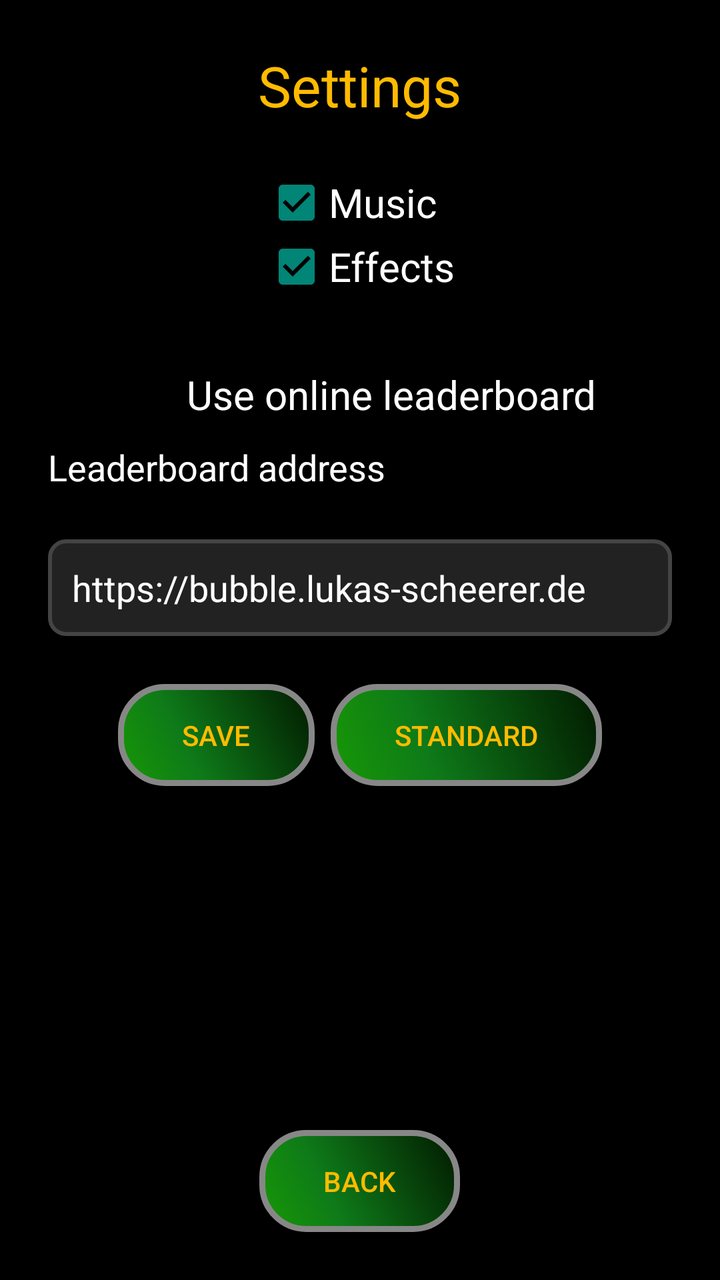
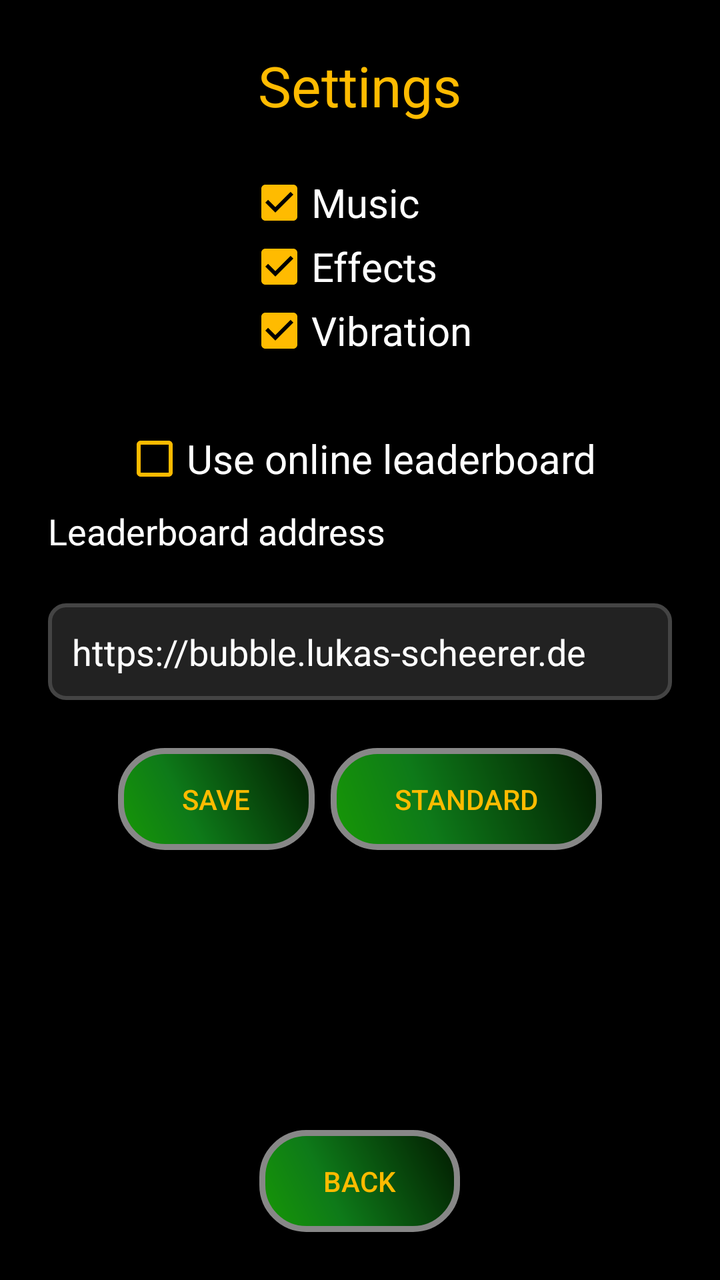

Compare the two renders of this Android layout. The source of the first and the diff that turns it into the second are given below.
<!-- AndroidManifest.xml: application theme AppTheme -->
<!-- res/layout/settings.xml -->
<ScrollView xmlns:android="http://schemas.android.com/apk/res/android"
        android:layout_width="match_parent"
        android:layout_height="match_parent"
        android:fillViewport="true">

    <LinearLayout
            android:layout_width="match_parent"
            android:layout_height="wrap_content"
            android:gravity="center_horizontal"
            android:orientation="vertical"
            android:padding="24dp">

        <TextView
                android:id="@+id/settings_title"
                android:layout_width="wrap_content"
                android:layout_height="wrap_content"
                android:layout_marginBottom="24dp"
                android:text="@string/action_settings"
                android:textColor="@color/gold"
                android:textSize="28sp" />

        <LinearLayout
                android:layout_width="wrap_content"
                android:layout_height="wrap_content"
                android:layout_marginBottom="24dp"
                android:orientation="vertical">

            <CheckBox
                    android:id="@+id/music_box"
                    android:layout_width="wrap_content"
                    android:layout_height="wrap_content"
                    android:checked="true"
                    android:text="@string/music"
                    android:textColor="@color/white"
                    android:textSize="20sp" />

            <CheckBox
                    android:id="@+id/effects_box"
                    android:layout_width="wrap_content"
                    android:layout_height="wrap_content"
                    android:checked="true"
                    android:text="@string/effects"
                    android:textColor="@color/white"
                    android:textSize="20sp" />
        </LinearLayout>

        <CheckBox
                android:id="@+id/online_leaderboard_box"
                android:layout_width="wrap_content"
                android:layout_height="wrap_content"
                android:layout_marginTop="8dp"
                android:text="@string/use_online_leaderboard"
                android:textColor="@color/white"
                android:textSize="20sp" />

        <LinearLayout
                android:id="@+id/backend_settings"
                android:layout_width="match_parent"
                android:layout_height="wrap_content"
                android:orientation="vertical">

            <TextView
                    android:id="@+id/backend_url_label"
                    android:layout_width="match_parent"
                    android:layout_height="wrap_content"
                    android:layout_marginTop="8dp"
                    android:text="@string/game_server_address"
                    android:textColor="@color/white"
                    android:textSize="18sp" />

            <EditText
                    android:id="@+id/backend_url_field"
                    android:layout_width="match_parent"
                    android:layout_height="wrap_content"
                    android:layout_marginTop="24dp"
                    android:background="@drawable/input_background"
                    android:hint="@string/backend_default_url"
                    android:inputType="textUri"
                    android:importantForAutofill="no"
                    android:padding="12dp"
                    android:singleLine="true"
                    android:textColor="@color/white"
                    android:textColorHint="@color/white"
                    android:textSize="18sp" />

            <LinearLayout
                    android:layout_width="wrap_content"
                    android:layout_height="wrap_content"
                    android:layout_gravity="center_horizontal"
                    android:layout_marginTop="24dp"
                    android:orientation="horizontal">

            <Button
                    style="?android:attr/buttonBarButtonStyle"
                    android:id="@+id/test_connection_button"
                    android:layout_width="wrap_content"
                    android:layout_height="wrap_content"
                    android:layout_marginRight="8dp"
                    android:layout_marginEnd="8dp"
                    android:background="@drawable/button"
                    android:text="@string/save"
                    android:textColor="@color/gold" />

            <Button
                    style="?android:attr/buttonBarButtonStyle"
                    android:id="@+id/reset_backend_url_button"
                    android:layout_width="wrap_content"
                    android:layout_height="wrap_content"
                    android:background="@drawable/button"
                    android:text="@string/reset_server_address"
                    android:textColor="@color/gold"
                    android:textSize="14sp" />
            </LinearLayout>
        </LinearLayout>

        <Space
                android:layout_width="1dp"
                android:layout_height="0dp"
                android:layout_weight="1" />

        <Button
                    style="?android:attr/buttonBarButtonStyle"
                android:id="@+id/back_to_menu_button"
                android:layout_width="wrap_content"
                android:layout_height="wrap_content"
                android:layout_marginTop="24dp"
                android:background="@drawable/button"
                android:text="@string/back_to_menu"
                android:textColor="@color/gold" />
    </LinearLayout>
</ScrollView>
<!-- resources referenced by this layout -->
<resources>
  <color name="gold">#FFBB00</color>
  <color name="white">#ffffff</color>
  <!-- drawable button (drawable) -->
  <?xml version="1.0" encoding="utf-8"?>
  <shape xmlns:android="http://schemas.android.com/apk/res/android" android:shape="rectangle" >
      <corners android:radius="22dp"/>
      <gradient
          android:angle="45"
          android:centerX="35%"
          android:centerColor="#0E7A19"
          android:startColor="#179805"
          android:endColor="#021900"
          android:type="linear"/>
      <padding
          android:left="32sp"
          android:top="16sp"
          android:right="32sp"
          android:bottom="16sp"/>
      <stroke
          android:width="3dp"
          android:color="#878787"/>
  </shape>
  <!-- drawable input_background (drawable) -->
  <?xml version="1.0" encoding="utf-8"?>
  <shape xmlns:android="http://schemas.android.com/apk/res/android"
      android:shape="rectangle">
      <solid android:color="#222222" />
      <corners android:radius="8dp" />
      <stroke
          android:width="2dp"
          android:color="#444444" />
      <padding
          android:bottom="8dp"
          android:left="16dp"
          android:right="16dp"
          android:top="8dp" />
  </shape>
  <string name="action_settings">Settings</string>
  <string name="back_to_menu">Back</string>
  <string name="backend_default_url" translatable="false">https://bubble.lukas-scheerer.de</string>
  <string name="effects">Effects</string>
  <string name="game_server_address">Leaderboard address</string>
  <string name="music">Music</string>
  <string name="reset_server_address">Standard</string>
  <string name="save">Save</string>
  <string name="use_online_leaderboard">Use online leaderboard</string>
  <style name="AppTheme" parent="Base.Theme.AppCompat.Light.DarkActionBar">
          <item name="android:windowBackground">@color/black</item>
      </style>
  <color name="black">#000000</color>
</resources>

<!-- the commit's change to res/layout/settings.xml (unified diff, before → after) -->
@@ -30,6 +30,7 @@
                     android:layout_width="wrap_content"
                     android:layout_height="wrap_content"
                     android:checked="true"
+                    android:buttonTint="@color/gold"
                     android:text="@string/music"
                     android:textColor="@color/white"
                     android:textSize="20sp" />
@@ -39,7 +40,18 @@
                     android:layout_width="wrap_content"
                     android:layout_height="wrap_content"
                     android:checked="true"
+                    android:buttonTint="@color/gold"
                     android:text="@string/effects"
+                    android:textColor="@color/white"
+                    android:textSize="20sp" />
+
+            <CheckBox
+                    android:id="@+id/vibration_box"
+                    android:layout_width="wrap_content"
+                    android:layout_height="wrap_content"
+                    android:checked="true"
+                    android:buttonTint="@color/gold"
+                    android:text="@string/vibration"
                     android:textColor="@color/white"
                     android:textSize="20sp" />
         </LinearLayout>
@@ -49,6 +61,7 @@
                 android:layout_width="wrap_content"
                 android:layout_height="wrap_content"
                 android:layout_marginTop="8dp"
+                android:buttonTint="@color/gold"
                 android:text="@string/use_online_leaderboard"
                 android:textColor="@color/white"
                 android:textSize="20sp" />
<!-- resource entries referenced after the edit -->
@@ -46,6 +46,7 @@
   <string name="reset_server_address">Standard</string>
   <string name="save">Save</string>
   <string name="use_online_leaderboard">Use online leaderboard</string>
+  <string name="vibration">Vibration</string>
   <style name="AppTheme" parent="Base.Theme.AppCompat.Light.DarkActionBar">
           <item name="android:windowBackground">@color/black</item>
       </style>
